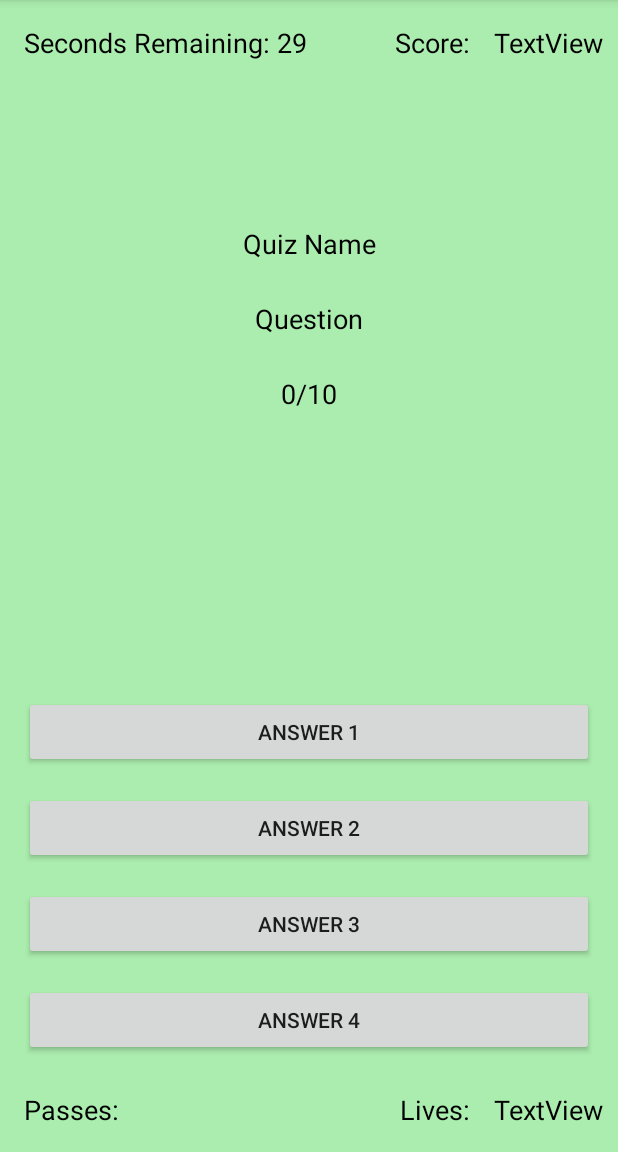
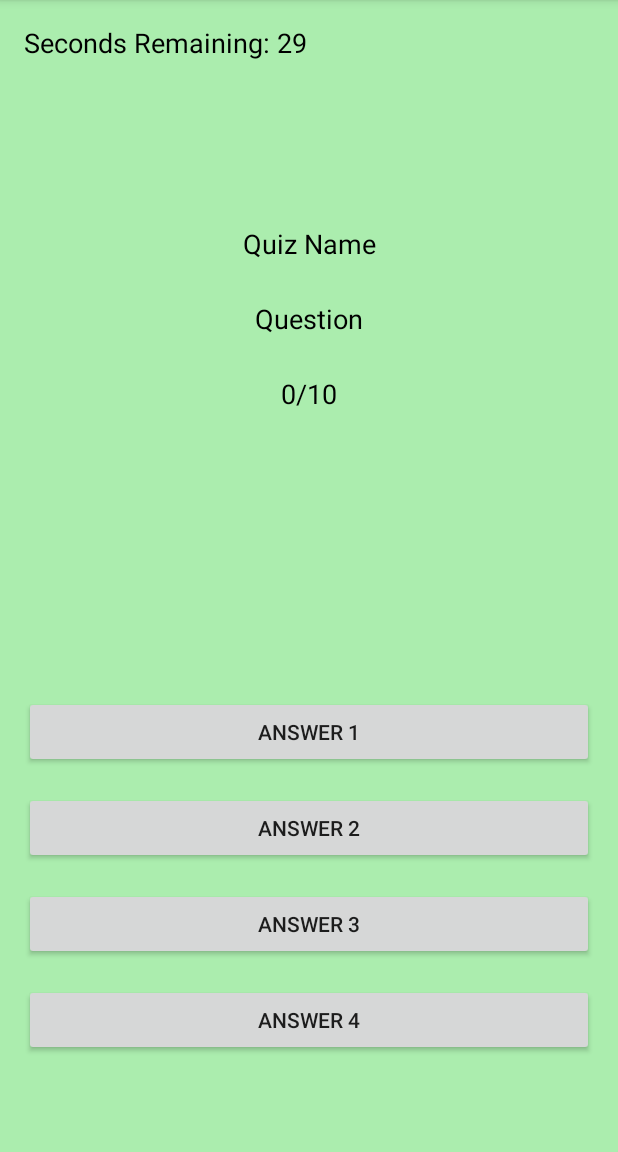
Before and after one commit to nam-mich9/Quizzard_Studios_Project, an Android app: the UserQuizMain screen opened directly, with no data from a screen before it, on a phone screen of 412 x 824 dp, the part 84-1236 px from its top. Run offline under Robolectric (Android 15) with nearby library versions, the phone set to English and light mode, and no system bars; network calls fail; 10 statements that could not run were skipped.

Commit message:
Removed irrelevant UserQuiz UI elements

```diff
--- a/QuizWiz/app/src/main/res/layout/activity_user_quiz_difficulty.xml
+++ b/QuizWiz/app/src/main/res/layout/activity_user_quiz_difficulty.xml
@@ -65,14 +65,4 @@
         app:layout_constraintStart_toStartOf="parent"
         app:layout_constraintTop_toTopOf="parent" />
 
-    <TextView
-        android:id="@+id/textView8"
-        android:layout_width="wrap_content"
-        android:layout_height="wrap_content"
-        android:text="@string/remember_shake_to_pass_on_a_question"
-        android:textSize="18sp"
-        app:layout_constraintBottom_toBottomOf="parent"
-        app:layout_constraintEnd_toEndOf="parent"
-        app:layout_constraintStart_toStartOf="parent"
-        app:layout_constraintTop_toTopOf="parent" />
 </androidx.constraintlayout.widget.ConstraintLayout>
--- a/QuizWiz/app/src/main/res/layout/activity_user_quiz_main.xml
+++ b/QuizWiz/app/src/main/res/layout/activity_user_quiz_main.xml
@@ -6,19 +6,6 @@
     android:layout_height="match_parent"
     android:background="#ABEDAE"
     tools:context=".UserQuizMain">
-
-    <TextView
-        android:id="@+id/textView6"
-        android:layout_width="wrap_content"
-        android:layout_height="wrap_content"
-        android:layout_marginTop="16dp"
-        android:layout_marginEnd="16dp"
-        android:layout_marginRight="16dp"
-        android:text="@string/score"
-        android:textColor="#000000"
-        android:textSize="18sp"
-        app:layout_constraintEnd_toStartOf="@+id/score"
-        app:layout_constraintTop_toTopOf="parent" />
 
     <TextView
         android:id="@+id/userQuizName"
@@ -146,56 +133,4 @@
         app:layout_constraintStart_toStartOf="parent"
         app:layout_constraintTop_toTopOf="parent" />
 
-    <TextView
-        android:id="@+id/passes"
-        android:layout_width="wrap_content"
-        android:layout_height="wrap_content"
-        android:layout_marginStart="16dp"
-        android:layout_marginLeft="16dp"
-        android:layout_marginBottom="16dp"
-        android:text="@string/passes"
-        android:textColor="#000000"
-        android:textSize="18sp"
-        app:layout_constraintBottom_toBottomOf="parent"
-        app:layout_constraintStart_toStartOf="parent" />
-
-    <TextView
-        android:id="@+id/textView2"
-        android:layout_width="wrap_content"
-        android:layout_height="wrap_content"
-        android:layout_marginEnd="16dp"
-        android:layout_marginRight="16dp"
-        android:layout_marginBottom="16dp"
-        android:text="@string/lives"
-        android:textColor="#000000"
-        android:textSize="18sp"
-        app:layout_constraintBottom_toBottomOf="parent"
-        app:layout_constraintEnd_toStartOf="@+id/lives" />
-
-    <TextView
-        android:id="@+id/lives"
-        android:layout_width="wrap_content"
-        android:layout_height="wrap_content"
-        android:layout_marginEnd="10dp"
-        android:layout_marginRight="10dp"
-        android:layout_marginBottom="16dp"
-        android:text="TextView"
-        android:textColor="#000000"
-        android:textSize="18sp"
-        app:layout_constraintBottom_toBottomOf="parent"
-        app:layout_constraintEnd_toEndOf="parent" />
-
-    <TextView
-        android:id="@+id/score"
-        android:layout_width="wrap_content"
-        android:layout_height="wrap_content"
-        android:layout_marginTop="16dp"
-        android:layout_marginEnd="10dp"
-        android:layout_marginRight="10dp"
-        android:text="TextView"
-        android:textColor="#000000"
-        android:textSize="18sp"
-        app:layout_constraintEnd_toEndOf="parent"
-        app:layout_constraintTop_toTopOf="parent" />
-
 </androidx.constraintlayout.widget.ConstraintLayout>
```
